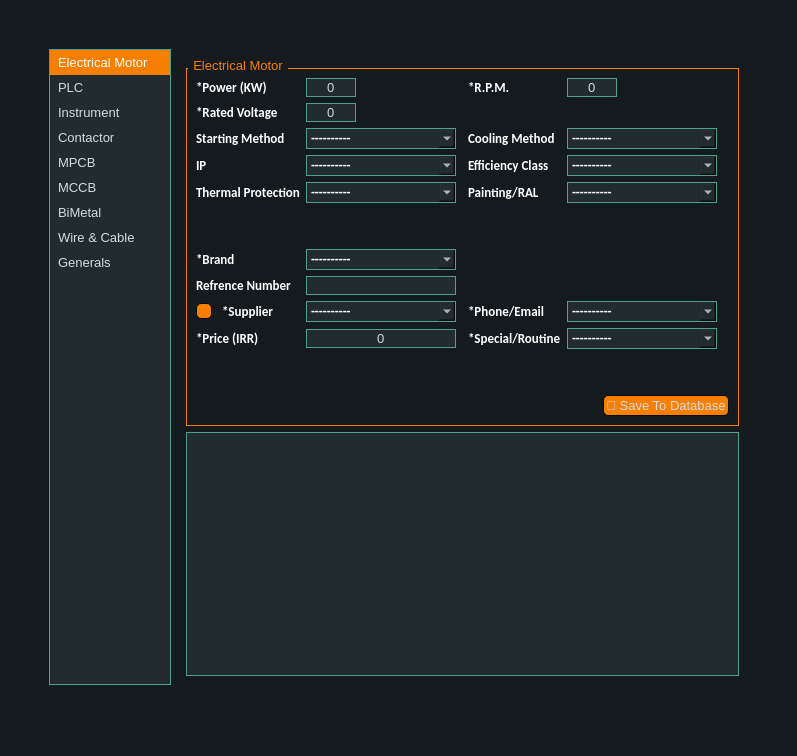
Qt form ui/data_entry.ui (AliTavakoliNiya/GriinPower) before a commit.
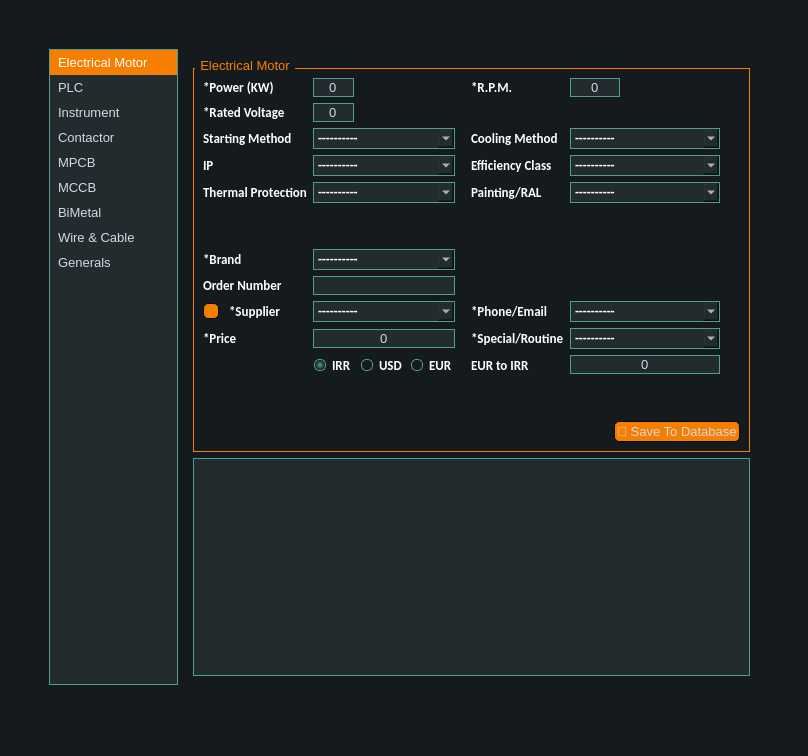
The same form after that commit. Icons and pictures are not drawn.

Commit message: motor entry added

Diff of the .ui file:
```diff
--- a/ui/data_entry.ui
+++ b/ui/data_entry.ui
@@ -6,7 +6,7 @@
    <rect>
     <x>0</x>
     <y>0</y>
-    <width>797</width>
+    <width>808</width>
     <height>756</height>
    </rect>
   </property>
@@ -970,8 +970,15 @@
            <string>Electrical Motor</string>
           </property>
           <layout class="QGridLayout" name="gridLayout_5">
-           <item row="8" column="2">
-            <widget class="QComboBox" name="motor_thermal_protection">
+           <item row="20" column="6">
+            <widget class="QLabel" name="label_65">
+             <property name="text">
+              <string>*Special/Routine</string>
+             </property>
+            </widget>
+           </item>
+           <item row="17" column="7">
+            <widget class="QComboBox" name="motor_phone_email">
              <property name="minimumSize">
               <size>
                <width>150</width>
@@ -999,39 +1006,14 @@
              </item>
              <item>
               <property name="text">
-               <string>Not Included</string>
+               <string>By Phone</string>
               </property>
              </item>
              <item>
               <property name="text">
-               <string>3xPTC</string>
+               <string>By Email</string>
               </property>
              </item>
-             <item>
-              <property name="text">
-               <string>6xPTC</string>
-              </property>
-             </item>
-            </widget>
-           </item>
-           <item row="20" column="0">
-            <spacer name="verticalSpacer_4">
-             <property name="orientation">
-              <enum>Qt::Vertical</enum>
-             </property>
-             <property name="sizeHint" stdset="0">
-              <size>
-               <width>20</width>
-               <height>40</height>
-              </size>
-             </property>
-            </spacer>
-           </item>
-           <item row="1" column="4">
-            <widget class="QLabel" name="label_12">
-             <property name="text">
-              <string>*R.P.M.</string>
-             </property>
             </widget>
            </item>
            <item row="4" column="0" colspan="2">
@@ -1041,226 +1023,7 @@
              </property>
             </widget>
            </item>
-           <item row="16" column="2">
-            <widget class="QComboBox" name="motor_supplier">
-             <property name="minimumSize">
-              <size>
-               <width>150</width>
-               <height>0</height>
-              </size>
-             </property>
-             <property name="maximumSize">
-              <size>
-               <width>150</width>
-               <height>16777215</height>
-              </size>
-             </property>
-             <property name="font">
-              <font>
-               <family>Calibri</family>
-               <pointsize>10</pointsize>
-               <weight>75</weight>
-               <bold>true</bold>
-              </font>
-             </property>
-             <item>
-              <property name="text">
-               <string>----------</string>
-              </property>
-             </item>
-             <item>
-              <property name="text">
-               <string>Jemco</string>
-              </property>
-             </item>
-             <item>
-              <property name="text">
-               <string>Roshd Sanaat</string>
-              </property>
-             </item>
-             <item>
-              <property name="text">
-               <string>Motogen</string>
-              </property>
-             </item>
-             <item>
-              <property name="text">
-               <string>Electrogen</string>
-              </property>
-             </item>
-             <item>
-              <property name="text">
-               <string>Siemens</string>
-              </property>
-             </item>
-             <item>
-              <property name="text">
-               <string>ABB</string>
-              </property>
-             </item>
-             <item>
-              <property name="text">
-               <string>VEM</string>
-              </property>
-             </item>
-             <item>
-              <property name="text">
-               <string>Helmeck</string>
-              </property>
-             </item>
-            </widget>
-           </item>
-           <item row="19" column="2">
-            <widget class="QLineEdit" name="motor_price">
-             <property name="minimumSize">
-              <size>
-               <width>150</width>
-               <height>0</height>
-              </size>
-             </property>
-             <property name="maximumSize">
-              <size>
-               <width>150</width>
-               <height>16777215</height>
-              </size>
-             </property>
-             <property name="text">
-              <string>0</string>
-             </property>
-             <property name="alignment">
-              <set>Qt::AlignCenter</set>
-             </property>
-            </widget>
-           </item>
-           <item row="6" column="2">
-            <widget class="QComboBox" name="motor_ip">
-             <property name="minimumSize">
-              <size>
-               <width>150</width>
-               <height>0</height>
-              </size>
-             </property>
-             <property name="maximumSize">
-              <size>
-               <width>150</width>
-               <height>16777215</height>
-              </size>
-             </property>
-             <item>
-              <property name="text">
-               <string>----------</string>
-              </property>
-             </item>
-             <item>
-              <property name="text">
-               <string>55</string>
-              </property>
-             </item>
-             <item>
-              <property name="text">
-               <string>54</string>
-              </property>
-             </item>
-            </widget>
-           </item>
-           <item row="13" column="2">
-            <widget class="QComboBox" name="motor_brand">
-             <property name="minimumSize">
-              <size>
-               <width>150</width>
-               <height>0</height>
-              </size>
-             </property>
-             <property name="maximumSize">
-              <size>
-               <width>150</width>
-               <height>16777215</height>
-              </size>
-             </property>
-             <property name="font">
-              <font>
-               <family>Calibri</family>
-               <pointsize>10</pointsize>
-               <weight>75</weight>
-               <bold>true</bold>
-              </font>
-             </property>
-             <item>
-              <property name="text">
-               <string>----------</string>
-              </property>
-             </item>
-             <item>
-              <property name="text">
-               <string>Jemco</string>
-              </property>
-             </item>
-             <item>
-              <property name="text">
-               <string>Roshd Sanaat</string>
-              </property>
-             </item>
-             <item>
-              <property name="text">
-               <string>Motogen</string>
-              </property>
-             </item>
-             <item>
-              <property name="text">
-               <string>Electrogen</string>
-              </property>
-             </item>
-             <item>
-              <property name="text">
-               <string>Siemens</string>
-              </property>
-             </item>
-             <item>
-              <property name="text">
-               <string>ABB</string>
-              </property>
-             </item>
-             <item>
-              <property name="text">
-               <string>VEM</string>
-              </property>
-             </item>
-             <item>
-              <property name="text">
-               <string>Helmeck</string>
-              </property>
-             </item>
-            </widget>
-           </item>
-           <item row="8" column="0" colspan="2">
-            <widget class="QLabel" name="label_25">
-             <property name="text">
-              <string>Thermal Protection</string>
-             </property>
-            </widget>
-           </item>
-           <item row="19" column="0" colspan="2">
-            <widget class="QLabel" name="label_6">
-             <property name="text">
-              <string>*Price (IRR)</string>
-             </property>
-            </widget>
-           </item>
-           <item row="16" column="1">
-            <widget class="QLabel" name="label_10">
-             <property name="text">
-              <string>*Supplier</string>
-             </property>
-            </widget>
-           </item>
-           <item row="3" column="0" colspan="2">
-            <widget class="QLabel" name="label_23">
-             <property name="text">
-              <string>*Rated Voltage</string>
-             </property>
-            </widget>
-           </item>
-           <item row="16" column="0">
+           <item row="17" column="0">
             <widget class="QPushButton" name="motor_add_vendor_btn">
              <property name="maximumSize">
               <size>
@@ -1277,7 +1040,105 @@
              </property>
             </widget>
            </item>
-           <item row="4" column="5">
+           <item row="6" column="6">
+            <widget class="QLabel" name="label_22">
+             <property name="text">
+              <string>Efficiency Class</string>
+             </property>
+            </widget>
+           </item>
+           <item row="1" column="2">
+            <widget class="QSpinBox" name="motor_power">
+             <property name="maximumSize">
+              <size>
+               <width>50</width>
+               <height>16777215</height>
+              </size>
+             </property>
+             <property name="alignment">
+              <set>Qt::AlignCenter</set>
+             </property>
+             <property name="buttonSymbols">
+              <enum>QAbstractSpinBox::NoButtons</enum>
+             </property>
+             <property name="maximum">
+              <number>999</number>
+             </property>
+            </widget>
+           </item>
+           <item row="17" column="6">
+            <widget class="QLabel" name="label_64">
+             <property name="text">
+              <string>*Phone/Email</string>
+             </property>
+            </widget>
+           </item>
+           <item row="6" column="0" colspan="2">
+            <widget class="QLabel" name="label_21">
+             <property name="text">
+              <string>IP</string>
+             </property>
+            </widget>
+           </item>
+           <item row="4" column="6">
+            <widget class="QLabel" name="label_20">
+             <property name="text">
+              <string>Cooling Method</string>
+             </property>
+            </widget>
+           </item>
+           <item row="20" column="0" colspan="2">
+            <widget class="QLabel" name="label_6">
+             <property name="text">
+              <string>*Price</string>
+             </property>
+            </widget>
+           </item>
+           <item row="24" column="0">
+            <spacer name="verticalSpacer_4">
+             <property name="orientation">
+              <enum>Qt::Vertical</enum>
+             </property>
+             <property name="sizeHint" stdset="0">
+              <size>
+               <width>20</width>
+               <height>40</height>
+              </size>
+             </property>
+            </spacer>
+           </item>
+           <item row="8" column="7">
+            <widget class="QComboBox" name="motor_paiting_ral">
+             <property name="minimumSize">
+              <size>
+               <width>150</width>
+               <height>0</height>
+              </size>
+             </property>
+             <property name="maximumSize">
+              <size>
+               <width>150</width>
+               <height>16777215</height>
+              </size>
+             </property>
+             <item>
+              <property name="text">
+               <string>----------</string>
+              </property>
+             </item>
+             <item>
+              <property name="text">
+               <string>7032</string>
+              </property>
+             </item>
+             <item>
+              <property name="text">
+               <string>7030</string>
+              </property>
+             </item>
+            </widget>
+           </item>
+           <item row="4" column="7">
             <widget class="QComboBox" name="motor_cooling_method">
              <property name="minimumSize">
               <size>
@@ -1313,46 +1174,35 @@
              </item>
             </widget>
            </item>
-           <item row="21" column="0" colspan="8" alignment="Qt::AlignRight">
-            <widget class="QPushButton" name="motor_save_btn">
-             <property name="maximumSize">
-              <size>
-               <width>150</width>
-               <height>16777215</height>
-              </size>
+           <item row="17" column="1">
+            <widget class="QLabel" name="label_10">
+             <property name="text">
+              <string>*Supplier</string>
              </property>
+            </widget>
+           </item>
+           <item row="3" column="0" colspan="2">
+            <widget class="QLabel" name="label_23">
              <property name="text">
-              <string>💾 Save To Database</string>
+              <string>*Rated Voltage</string>
              </property>
             </widget>
            </item>
-           <item row="4" column="4">
-            <widget class="QLabel" name="label_20">
+           <item row="8" column="6">
+            <widget class="QLabel" name="label_24">
              <property name="text">
-              <string>Cooling Method</string>
+              <string>Painting/RAL</string>
              </property>
             </widget>
            </item>
-           <item row="1" column="2">
-            <widget class="QSpinBox" name="motor_power">
-             <property name="maximumSize">
-              <size>
-               <width>50</width>
-               <height>16777215</height>
-              </size>
+           <item row="1" column="6">
+            <widget class="QLabel" name="label_12">
+             <property name="text">
+              <string>*R.P.M.</string>
              </property>
-             <property name="alignment">
-              <set>Qt::AlignCenter</set>
-             </property>
-             <property name="buttonSymbols">
-              <enum>QAbstractSpinBox::NoButtons</enum>
-             </property>
-             <property name="maximum">
-              <number>999</number>
-             </property>
             </widget>
            </item>
-           <item row="1" column="5">
+           <item row="1" column="7">
             <widget class="QSpinBox" name="motor_rpm">
              <property name="maximumSize">
               <size>
@@ -1371,47 +1221,34 @@
              </property>
             </widget>
            </item>
-           <item row="6" column="0" colspan="2">
-            <widget class="QLabel" name="label_21">
-             <property name="text">
-              <string>IP</string>
-             </property>
-            </widget>
-           </item>
            <item row="14" column="0" colspan="2">
-            <widget class="QLabel" name="label_4">
+            <widget class="QLabel" name="label_11">
              <property name="text">
-              <string>Refrence Number</string>
+              <string>*Brand</string>
              </property>
             </widget>
            </item>
-           <item row="3" column="2">
-            <widget class="QSpinBox" name="motor_voltage">
+           <item row="1" column="0" colspan="2">
+            <widget class="QLabel" name="label_5">
+             <property name="text">
+              <string>*Power (KW)</string>
+             </property>
+            </widget>
+           </item>
+           <item row="25" column="0" colspan="10" alignment="Qt::AlignRight">
+            <widget class="QPushButton" name="motor_save_btn">
              <property name="maximumSize">
               <size>
-               <width>50</width>
+               <width>150</width>
                <height>16777215</height>
               </size>
              </property>
-             <property name="alignment">
-              <set>Qt::AlignCenter</set>
-             </property>
-             <property name="buttonSymbols">
-              <enum>QAbstractSpinBox::NoButtons</enum>
-             </property>
-             <property name="maximum">
-              <number>999</number>
-             </property>
-            </widget>
-           </item>
-           <item row="6" column="4">
-            <widget class="QLabel" name="label_22">
              <property name="text">
-              <string>Efficiency Class</string>
+              <string>💾 Save To Database</string>
              </property>
             </widget>
            </item>
-           <item row="6" column="5">
+           <item row="6" column="7">
             <widget class="QComboBox" name="motor_efficiency_class">
              <property name="minimumSize">
               <size>
@@ -1452,31 +1289,207 @@
              </item>
             </widget>
            </item>
-           <item row="8" column="4">
-            <widget class="QLabel" name="label_24">
+           <item row="8" column="0" colspan="2">
+            <widget class="QLabel" name="label_25">
              <property name="text">
-              <string>Painting/RAL</string>
+              <string>Thermal Protection</string>
              </property>
             </widget>
            </item>
-           <item row="1" column="0" colspan="2">
-            <widget class="QLabel" name="label_5">
+           <item row="20" column="7">
+            <widget class="QComboBox" name="motor_special_routine">
+             <property name="minimumSize">
+              <size>
+               <width>150</width>
+               <height>0</height>
+              </size>
+             </property>
+             <property name="maximumSize">
+              <size>
+               <width>150</width>
+               <height>16777215</height>
+              </size>
+             </property>
+             <property name="font">
+              <font>
+               <family>Calibri</family>
+               <pointsize>10</pointsize>
+               <weight>75</weight>
+               <bold>true</bold>
+              </font>
+             </property>
+             <item>
+              <property name="text">
+               <string>----------</string>
+              </property>
+             </item>
+             <item>
+              <property name="text">
+               <string>Special</string>
+              </property>
+             </item>
+             <item>
+              <property name="text">
+               <string>Routine</string>
+              </property>
+             </item>
+            </widget>
+           </item>
+           <item row="21" column="2">
+            <widget class="QRadioButton" name="motor_irr">
              <property name="text">
-              <string>*Power (KW)</string>
+              <string>IRR</string>
              </property>
+             <property name="checked">
+              <bool>true</bool>
+             </property>
+             <attribute name="buttonGroup">
+              <string notr="true">motor_currency</string>
+             </attribute>
             </widget>
            </item>
-           <item row="14" column="2">
+           <item row="21" column="3">
+            <widget class="QRadioButton" name="motor_usd">
+             <property name="text">
+              <string>USD</string>
+             </property>
+             <attribute name="buttonGroup">
+              <string notr="true">motor_currency</string>
+             </attribute>
+            </widget>
+           </item>
+           <item row="13" column="2">
+            <spacer name="verticalSpacer_11">
+             <property name="orientation">
+              <enum>Qt::Vertical</enum>
+             </property>
+             <property name="sizeType">
+              <enum>QSizePolicy::Minimum</enum>
+             </property>
+             <property name="sizeHint" stdset="0">
+              <size>
+               <width>20</width>
+               <height>40</height>
+              </size>
+             </property>
+            </spacer>
+           </item>
+           <item row="15" column="0" colspan="2">
+            <widget class="QLabel" name="label_4">
+             <property name="text">
+              <string>Order Number</string>
+             </property>
+            </widget>
+           </item>
+           <item row="21" column="4">
+            <widget class="QRadioButton" name="motor_eur">
+             <property name="text">
+              <string>EUR</string>
+             </property>
+             <attribute name="buttonGroup">
+              <string notr="true">motor_currency</string>
+             </attribute>
+            </widget>
+           </item>
+           <item row="3" column="2">
+            <widget class="QSpinBox" name="motor_voltage">
+             <property name="maximumSize">
+              <size>
+               <width>50</width>
+               <height>16777215</height>
+              </size>
+             </property>
+             <property name="alignment">
+              <set>Qt::AlignCenter</set>
+             </property>
+             <property name="buttonSymbols">
+              <enum>QAbstractSpinBox::NoButtons</enum>
+             </property>
+             <property name="maximum">
+              <number>9999</number>
+             </property>
+            </widget>
+           </item>
+           <item row="17" column="2" colspan="3">
+            <widget class="QComboBox" name="motor_supplier">
+             <property name="minimumSize">
+              <size>
+               <width>0</width>
+               <height>0</height>
+              </size>
+             </property>
+             <property name="maximumSize">
+              <size>
+               <width>16777215</width>
+               <height>16777215</height>
+              </size>
+             </property>
+             <property name="font">
+              <font>
+               <family>Calibri</family>
+               <pointsize>10</pointsize>
+               <weight>75</weight>
+               <bold>true</bold>
+              </font>
+             </property>
+             <item>
+              <property name="text">
+               <string>----------</string>
+              </property>
+             </item>
+             <item>
+              <property name="text">
+               <string>Jemco</string>
+              </property>
+             </item>
+             <item>
+              <property name="text">
+               <string>Roshd Sanaat</string>
+              </property>
+             </item>
+             <item>
+              <property name="text">
+               <string>Motogen</string>
+              </property>
+             </item>
+             <item>
+              <property name="text">
+               <string>Electrogen</string>
+              </property>
+             </item>
+             <item>
+              <property name="text">
+               <string>Siemens</string>
+              </property>
+             </item>
+             <item>
+              <property name="text">
+               <string>ABB</string>
+              </property>
+             </item>
+             <item>
+              <property name="text">
+               <string>VEM</string>
+              </property>
+             </item>
+             <item>
+              <property name="text">
+               <string>Helmeck</string>
+              </property>
+             </item>
+            </widget>
+           </item>
+           <item row="15" column="2" colspan="3">
             <widget class="QLineEdit" name="motor_order_number">
              <property name="minimumSize">
               <size>
-               <width>150</width>
+               <width>0</width>
                <height>0</height>
               </size>
              </property>
              <property name="maximumSize">
               <size>
-               <width>150</width>
+               <width>16777215</width>
                <height>16777215</height>
               </size>
              </property>
@@ -1485,17 +1498,161 @@
              </property>
             </widget>
            </item>
-           <item row="4" column="2">
+           <item row="14" column="2" colspan="3">
+            <widget class="QComboBox" name="motor_brand">
+             <property name="minimumSize">
+              <size>
+               <width>0</width>
+               <height>0</height>
+              </size>
+             </property>
+             <property name="maximumSize">
+              <size>
+               <width>16777215</width>
+               <height>16777215</height>
+              </size>
+             </property>
+             <property name="font">
+              <font>
+               <family>Calibri</family>
+               <pointsize>10</pointsize>
+               <weight>75</weight>
+               <bold>true</bold>
+              </font>
+             </property>
+             <item>
+              <property name="text">
+               <string>----------</string>
+              </property>
+             </item>
+             <item>
+              <property name="text">
+               <string>Jemco</string>
+              </property>
+             </item>
+             <item>
+              <property name="text">
+               <string>Roshd Sanaat</string>
+              </property>
+             </item>
+             <item>
+              <property name="text">
+               <string>Motogen</string>
+              </property>
+             </item>
+             <item>
+              <property name="text">
+               <string>Electrogen</string>
+              </property>
+             </item>
+             <item>
+              <property name="text">
+               <string>Siemens</string>
+              </property>
+             </item>
+             <item>
+              <property name="text">
+               <string>ABB</string>
+              </property>
+             </item>
+             <item>
+              <property name="text">
+               <string>VEM</string>
+              </property>
+             </item>
+             <item>
+              <property name="text">
+               <string>Helmeck</string>
+              </property>
+             </item>
+            </widget>
+           </item>
+           <item row="8" column="2" colspan="3">
+            <widget class="QComboBox" name="motor_thermal_protection">
+             <property name="minimumSize">
+              <size>
+               <width>0</width>
+               <height>0</height>
+              </size>
+             </property>
+             <property name="maximumSize">
+              <size>
+               <width>16777215</width>
+               <height>16777215</height>
+              </size>
+             </property>
+             <property name="font">
+              <font>
+               <family>Calibri</family>
+               <pointsize>10</pointsize>
+               <weight>75</weight>
+               <bold>true</bold>
+              </font>
+             </property>
+             <item>
+              <property name="text">
+               <string>----------</string>
+              </property>
+             </item>
+             <item>
+              <property name="text">
+               <string>Not Included</string>
+              </property>
+             </item>
+             <item>
+              <property name="text">
+               <string>3xPTC</string>
+              </property>
+             </item>
+             <item>
+              <property name="text">
+               <string>6xPTC</string>
+              </property>
+             </item>
+            </widget>
+           </item>
+           <item row="6" column="2" colspan="3">
+            <widget class="QComboBox" name="motor_ip">
+             <property name="minimumSize">
+              <size>
+               <width>0</width>
+               <height>0</height>
+              </size>
+             </property>
+             <property name="maximumSize">
+              <size>
+               <width>16777215</width>
+               <height>16777215</height>
+              </size>
+             </property>
+             <item>
+              <property name="text">
+               <string>----------</string>
+              </property>
+             </item>
+             <item>
+              <property name="text">
+               <string>55</string>
+              </property>
+             </item>
+             <item>
+              <property name="text">
+               <string>54</string>
+              </property>
+             </item>
+            </widget>
+           </item>
+           <item row="4" column="2" colspan="3">
             <widget class="QComboBox" name="motor_starting_method">
              <property name="minimumSize">
               <size>
-               <width>150</width>
+               <width>0</width>
                <height>0</height>
               </size>
              </property>
              <property name="maximumSize">
               <size>
-               <width>150</width>
+               <width>16777215</width>
                <height>16777215</height>
               </size>
              </property>
@@ -1521,101 +1678,30 @@
              </item>
             </widget>
            </item>
-           <item row="10" column="2">
-            <spacer name="verticalSpacer_11">
-             <property name="orientation">
-              <enum>Qt::Vertical</enum>
-             </property>
-             <property name="sizeType">
-              <enum>QSizePolicy::Minimum</enum>
-             </property>
-             <property name="sizeHint" stdset="0">
-              <size>
-               <width>20</width>
-               <height>40</height>
-              </size>
-             </property>
-            </spacer>
-           </item>
-           <item row="13" column="0" colspan="2">
-            <widget class="QLabel" name="label_11">
-             <property name="text">
-              <string>*Brand</string>
-             </property>
-            </widget>
-           </item>
-           <item row="8" column="5">
-            <widget class="QComboBox" name="motor_paiting_ral">
+           <item row="20" column="2" colspan="3">
+            <widget class="QLineEdit" name="motor_price">
              <property name="minimumSize">
               <size>
-               <width>150</width>
+               <width>0</width>
                <height>0</height>
               </size>
              </property>
              <property name="maximumSize">
               <size>
-               <width>150</width>
+               <width>16777215</width>
                <height>16777215</height>
               </size>
              </property>
-             <item>
-              <property name="text">
-               <string>----------</string>
-              </property>
-             </item>
-             <item>
-              <property name="text">
-               <string>7032</string>
-              </property>
-             </item>
-             <item>
-              <property name="text">
-               <string>7030</string>
-              </property>
-             </item>
-            </widget>
-           </item>
-           <item row="19" column="5">
-            <widget class="QComboBox" name="special_routine">
-             <property name="minimumSize">
-              <size>
-               <width>150</width>
-               <height>0</height>
-              </size>
+             <property name="text">
+              <string>0</string>
              </property>
-             <property name="maximumSize">
-              <size>
-               <width>150</width>
-               <height>16777215</height>
-              </size>
+             <property name="alignment">
+              <set>Qt::AlignCenter</set>
              </property>
-             <property name="font">
-              <font>
-               <family>Calibri</family>
-               <pointsize>10</pointsize>
-               <weight>75</weight>
-               <bold>true</bold>
-              </font>
-             </property>
-             <item>
-              <property name="text">
-               <string>----------</string>
-              </property>
-             </item>
-             <item>
-              <property name="text">
-               <string>Special</string>
-              </property>
-             </item>
-             <item>
-              <property name="text">
-               <string>Routine</string>
-              </property>
-             </item>
             </widget>
            </item>
-           <item row="16" column="5">
-            <widget class="QComboBox" name="special_routine_2">
+           <item row="21" column="7">
+            <widget class="QLineEdit" name="motor_convert_currency_entry">
              <property name="minimumSize">
               <size>
                <width>150</width>
@@ -1628,42 +1714,18 @@
                <height>16777215</height>
               </size>
              </property>
-             <property name="font">
-              <font>
-               <family>Calibri</family>
-               <pointsize>10</pointsize>
-               <weight>75</weight>
-               <bold>true</bold>
-              </font>
-             </property>
-             <item>
-              <property name="text">
-               <string>----------</string>
-              </property>
-             </item>
-             <item>
-              <property name="text">
-               <string>By Phone</string>
-              </property>
-             </item>
-             <item>
-              <property name="text">
-               <string>By Email</string>
-              </property>
-             </item>
-            </widget>
-           </item>
-           <item row="16" column="4">
-            <widget class="QLabel" name="label_64">
              <property name="text">
-              <string>*Phone/Email</string>
+              <string>0</string>
              </property>
+             <property name="alignment">
+              <set>Qt::AlignCenter</set>
+             </property>
             </widget>
            </item>
-           <item row="19" column="4">
-            <widget class="QLabel" name="label_65">
+           <item row="21" column="6">
+            <widget class="QLabel" name="motor_convert_currency_field">
              <property name="text">
-              <string>*Special/Routine</string>
+              <string>EUR to IRR</string>
              </property>
             </widget>
            </item>
```
Left out of the diff: 97 changed lines with no effect on the pictures. The commit also changes 8 other files.
